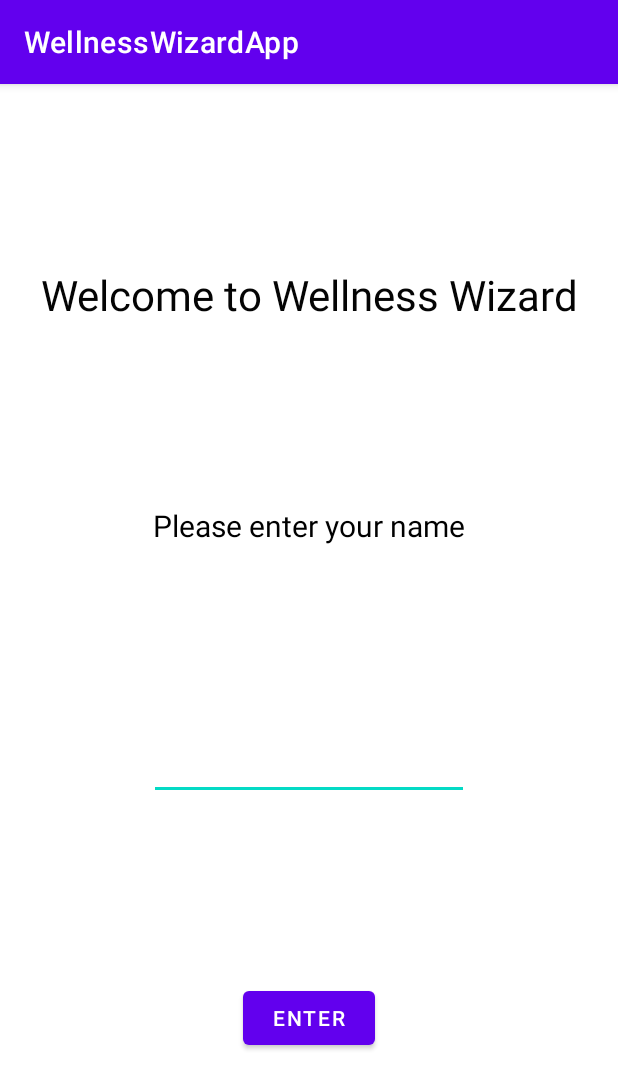
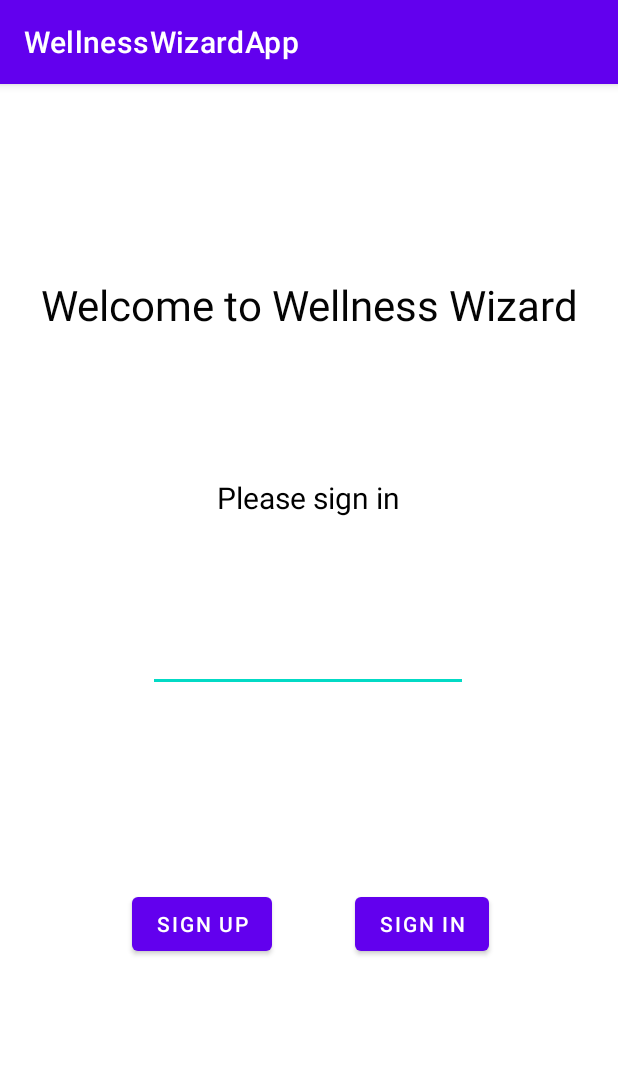
Before and after one commit to SmuuSka/WellnessWizard, an Android app: the screen it shows after launch (LoginActivity), on a phone screen of 412 x 824 dp. Shown: the top 1089 px of the screen. Run offline under Robolectric (Android 15) with nearby library versions, the phone set to English and light mode, and no system bars; 1 statement that could not run was skipped.

Commit message:
LoginActivity ja login_activity.xml tehty

```diff
--- /dev/null
+++ b/app/src/main/java/fi/metropolia/javacrew/wellnesswizardapp/Login/Login.java
@@ -0,0 +1,4 @@
+package fi.metropolia.javacrew.wellnesswizardapp.Login;
+
+public class Login {
+}
--- a/app/src/main/res/layout/login_activity.xml
+++ b/app/src/main/res/layout/login_activity.xml
@@ -9,14 +9,14 @@
         android:id="@+id/editTextTextUsername"
         android:layout_width="wrap_content"
         android:layout_height="wrap_content"
+        android:layout_marginTop="68dp"
         android:ems="10"
         android:inputType="textPersonName"
         android:minHeight="48dp"
         android:text="Enter Username"
         android:textAlignment="center"
-        app:layout_constraintBottom_toTopOf="@+id/enterButton"
         app:layout_constraintEnd_toEndOf="parent"
-        app:layout_constraintHorizontal_bias="0.5"
+        app:layout_constraintHorizontal_bias="0.497"
         app:layout_constraintStart_toStartOf="parent"
         app:layout_constraintTop_toBottomOf="@+id/textViewLogin" />
 
@@ -24,12 +24,11 @@
         android:id="@+id/textViewWelcome"
         android:layout_width="wrap_content"
         android:layout_height="wrap_content"
+        android:layout_marginTop="128dp"
         android:text="Welcome to Wellness Wizard"
         android:textColor="#040404"
         android:textSize="28dp"
-        app:layout_constraintBottom_toTopOf="@+id/textViewLogin"
         app:layout_constraintEnd_toEndOf="parent"
-        app:layout_constraintHorizontal_bias="0.5"
         app:layout_constraintStart_toStartOf="parent"
         app:layout_constraintTop_toTopOf="parent" />
 
@@ -37,24 +36,34 @@
         android:id="@+id/textViewLogin"
         android:layout_width="wrap_content"
         android:layout_height="wrap_content"
-        android:text="Please enter your name"
+        android:layout_marginTop="96dp"
+        android:text="Please sign in"
         android:textColor="#000000"
         android:textSize="20dp"
-        app:layout_constraintBottom_toTopOf="@+id/editTextTextUsername"
         app:layout_constraintEnd_toEndOf="parent"
-        app:layout_constraintHorizontal_bias="0.5"
+        app:layout_constraintHorizontal_bias="0.498"
         app:layout_constraintStart_toStartOf="parent"
         app:layout_constraintTop_toBottomOf="@+id/textViewWelcome" />
 
     <Button
-        android:id="@+id/enterButton"
+        android:id="@+id/signInButton"
         android:layout_width="wrap_content"
         android:layout_height="wrap_content"
-        android:text="Enter"
+        android:layout_marginEnd="84dp"
+        android:layout_marginBottom="184dp"
+        android:text="Sign in"
         app:layout_constraintBottom_toBottomOf="parent"
         app:layout_constraintEnd_toEndOf="parent"
-        app:layout_constraintHorizontal_bias="0.5"
-        app:layout_constraintStart_toStartOf="parent"
-        app:layout_constraintTop_toBottomOf="@+id/editTextTextUsername" />
+        app:layout_constraintHorizontal_bias="0.968"
+        app:layout_constraintStart_toEndOf="@+id/signUpButton" />
 
+    <Button
+        android:id="@+id/signUpButton"
+        android:layout_width="wrap_content"
+        android:layout_height="wrap_content"
+        android:layout_marginStart="88dp"
+        android:layout_marginBottom="184dp"
+        android:text="Sign up"
+        app:layout_constraintBottom_toBottomOf="parent"
+        app:layout_constraintStart_toStartOf="parent" />
 </androidx.constraintlayout.widget.ConstraintLayout>
```
